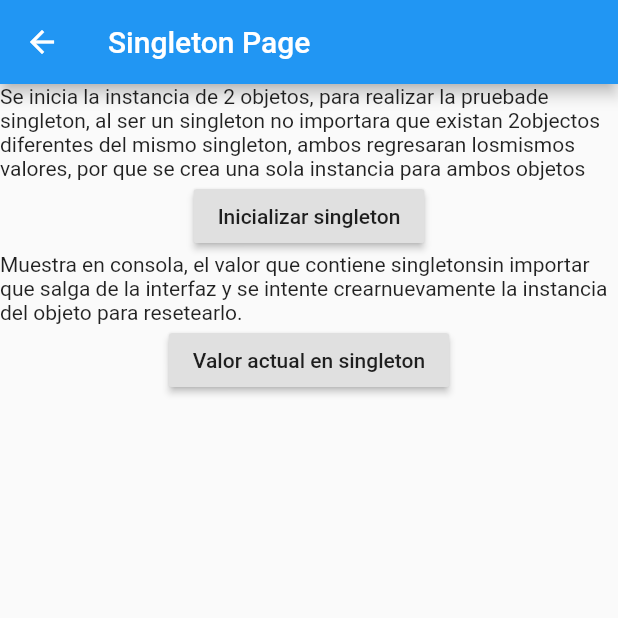
After one commit to EvyiLdaRkmaN/flutter_samples, a Flutter app: the SingletonPage screen opened by its route, after a tap on "Inicializar singleton", on a phone screen of 412 x 824 dp, the top half of it. The commit adds this screen. Run offline on Flutter 3.47's test engine with Material 2 defaults, Android fonts, the phone set to English and light mode, and no system bars.

Commit message:
example singleton

```diff
--- a/lib/main.dart
+++ b/lib/main.dart
@@ -6,6 +6,7 @@ import 'package:flutter_samples/pages/menu_page.dart';
 import 'package:flutter_samples/pages/routes/page1.dart';
 import 'package:flutter_samples/pages/routes/page2.dart';
 import 'package:flutter_samples/pages/routes/page3.dart';
+import 'package:flutter_samples/pages/singleton/singleton_page.dart';
 import 'package:flutter_samples/pages/streams/example_page.dart';
 
 void main() {
@@ -35,6 +36,7 @@ class MyApp extends StatelessWidget {
         'buttonLoading' : (context)=> ButtonLoadingPage(),
         'imagesRow' : (context)=> ImagesRow(),
         'card' : (context)=> CardPage(),
+        'singleton' : (context)=> SingletonPage(),
       },
     );
   }
--- a/lib/pages/menu_page.dart
+++ b/lib/pages/menu_page.dart
@@ -39,6 +39,11 @@ class MenuPage extends StatelessWidget {
             title: 'Example Card',
             actionTap: () =>
               Navigator.pushNamed(context, 'card'),
+          ),
+          MyMenuButton(
+            title: 'Example Singleton',
+            actionTap: () =>
+              Navigator.pushNamed(context, 'singleton'),
           )
         ],
       ),
--- /dev/null
+++ b/lib/pages/singleton/simple_singleton.dart
@@ -0,0 +1,9 @@
+class MySingleton {
+  static MySingleton _instance = MySingleton._internal();
+  String text;
+
+  factory MySingleton() => _instance;
+
+  MySingleton._internal();
+
+}
--- /dev/null
+++ b/lib/pages/singleton/singleton_page.dart
@@ -0,0 +1,51 @@
+import 'package:flutter/material.dart';
+import 'package:flutter_samples/pages/singleton/simple_singleton.dart';
+
+class SingletonPage extends StatefulWidget {
+  @override
+  _SingletonPageState createState() => _SingletonPageState();
+}
+
+class _SingletonPageState extends State<SingletonPage> {
+  int number = 0;
+
+  @override
+  Widget build(BuildContext context) {
+    return Scaffold(
+      appBar: AppBar(
+        title: Text('Singleton Page'),
+      ),
+      body: Container(
+        child: Column(
+          children: [
+            Text('Se inicia la instancia de 2 objetos, para realizar la prueba'
+                'de singleton, al ser un singleton no importara que existan 2'
+                'objectos diferentes del mismo singleton, ambos regresaran los'
+                'mismos valores, por que se crea una sola instancia para ambos objetos'),
+            RaisedButton(
+              child: Text('Inicializar singleton'),
+              onPressed: () {
+                MySingleton singleton = new MySingleton();
+                MySingleton singleton2 = new MySingleton();
+                print('value text1 ${singleton.text}');
+                print('value text2 ${singleton2.text}');
+                number++;
+                singleton.text = 'mi nuevo valor $number';
+              },
+            ),
+            Text('Muestra en consola, el valor que contiene singleton'
+            'sin importar que salga de la interfaz y se intente crear'
+            'nuevamente la instancia del objeto para resetearlo.'),
+            RaisedButton(
+              child: Text('Valor actual en singleton'),
+              onPressed: () {
+                MySingleton singleton = new MySingleton();
+                print('valor actual en singleton: ${singleton.text}');
+              },
+            ),
+          ],
+        ),
+      ),
+    );
+  }
+}
```
